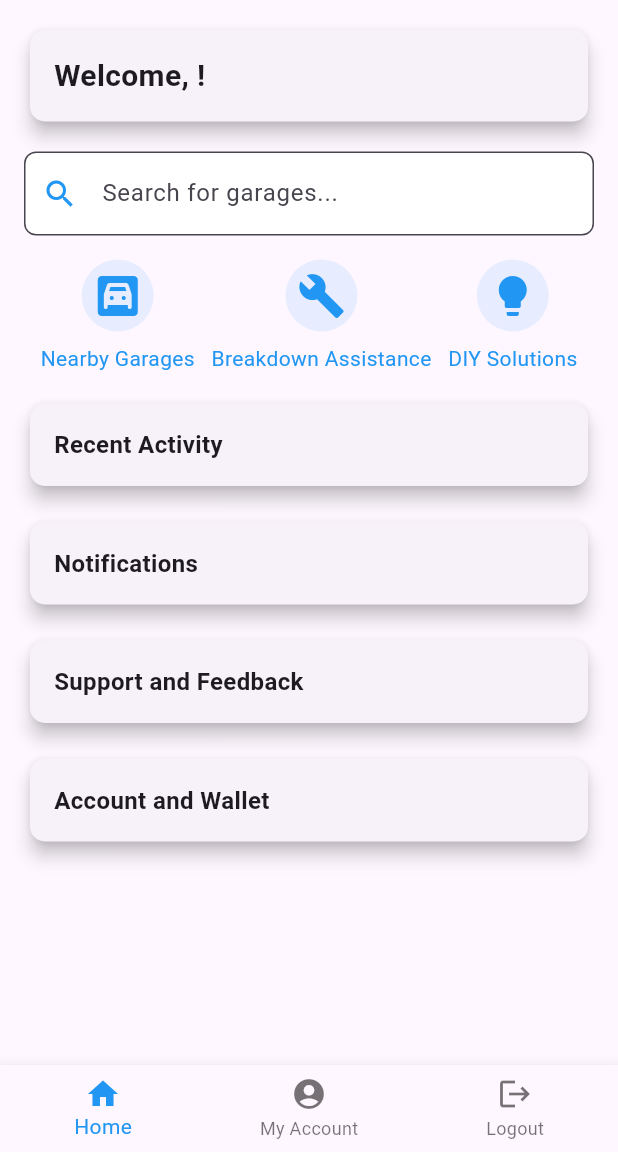
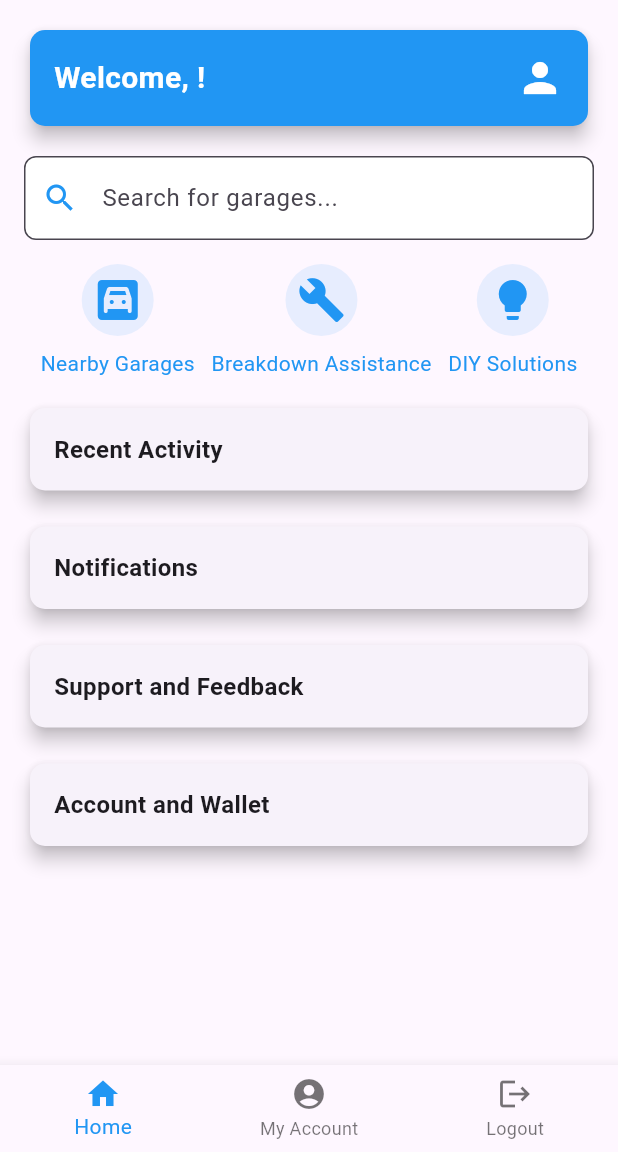
Before and after one commit to MarkhBalam/Garage_Finder, a Flutter app: the screen it shows once a user with an empty profile is signed in, on a phone screen of 412 x 824 dp, the part 84-1236 px from its top. Run offline on Flutter 3.47's test engine with Material 3 defaults, Android fonts, the phone set to English and light mode, and no system bars; our stand-ins replace animated_splash_screen, cloud_firestore, firebase_auth, firebase_core, google_sign_in; accounts and stored records are empty; statements that could not run were skipped.

Commit message:
modified homepage

```diff
--- a/lib/pages/home_page.dart
+++ b/lib/pages/home_page.dart
@@ -1,5 +1,6 @@
+import 'package:flutter/material.dart';
 import 'package:firebase_auth/firebase_auth.dart';
-import 'package:flutter/material.dart';
+import 'package:cloud_firestore/cloud_firestore.dart';
 
 // Define a color palette
 const Color primaryColor = Colors.blue;
@@ -13,6 +14,28 @@ class HomePage extends StatefulWidget {
 }
 
 class _HomePageState extends State<HomePage> {
+  String? userName;
+
+  @override
+  void initState() {
+    super.initState();
+    _fetchUserName();
+  }
+
+  // Fetch user name from Firestore
+  Future<void> _fetchUserName() async {
+    final user = FirebaseAuth.instance.currentUser;
+    if (user != null) {
+      final userDoc = await FirebaseFirestore.instance
+          .collection('users')
+          .doc(user.uid)
+          .get();
+      setState(() {
+        userName = userDoc.data()?['username'] ?? 'User';
+      });
+    }
+  }
+
   // Sign out user method
   void signUserOut() async {
     try {
@@ -26,9 +49,6 @@ class _HomePageState extends State<HomePage> {
 
   @override
   Widget build(BuildContext context) {
-    // Fetch the current user
-    final user = FirebaseAuth.instance.currentUser;
-
     return Scaffold(
       appBar: AppBar(
         backgroundColor: primaryColor,
@@ -39,20 +59,20 @@ class _HomePageState extends State<HomePage> {
       ),
       body: ListView(
         padding: const EdgeInsets.all(16),
-        children: const [
-          WelcomeBanner(),
-          SizedBox(height: 16),
-          SearchBar(),
-          SizedBox(height: 16),
-          QuickAccessButtons(),
-          SizedBox(height: 16),
-          RecentActivity(),
-          SizedBox(height: 16),
-          Notifications(),
-          SizedBox(height: 16),
-          SupportAndFeedback(),
-          SizedBox(height: 16),
-          UserAccountAndWallet(),
+        children: [
+          WelcomeBanner(userName: userName),
+          const SizedBox(height: 16),
+          const SearchBar(),
+          const SizedBox(height: 16),
+          const QuickAccessButtons(),
+          const SizedBox(height: 16),
+          const RecentActivity(),
+          const SizedBox(height: 16),
+          const Notifications(),
+          const SizedBox(height: 16),
+          const SupportAndFeedback(),
+          const SizedBox(height: 16),
+          const UserAccountAndWallet(),
         ],
       ),
       bottomNavigationBar: BottomNavigationBar(
@@ -88,22 +108,34 @@ class _HomePageState extends State<HomePage> {
 }
 
 class WelcomeBanner extends StatelessWidget {
-  const WelcomeBanner({Key? key}) : super(key: key);
+  final String? userName;
+
+  const WelcomeBanner({Key? key, required this.userName}) : super(key: key);
 
   @override
   Widget build(BuildContext context) {
-    final user = FirebaseAuth.instance.currentUser;
     return Card(
       shape: RoundedRectangleBorder(borderRadius: BorderRadius.circular(10)),
       elevation: 5,
+      color: primaryColor,
       child: Padding(
         padding: const EdgeInsets.all(16),
         child: Row(
           mainAxisAlignment: MainAxisAlignment.spaceBetween,
           children: [
             Text(
-              user != null ? 'Welcome, ${user.email}!' : 'Welcome, User!',
-              style: const TextStyle(fontSize: 20, fontWeight: FontWeight.bold),
+              userName != null ? 'Welcome, $userName!' : 'Welcome!',
+              style: const TextStyle(
+                fontSize: 20,
+                fontWeight: FontWeight.bold,
+                color: secondaryColor,
+              ),
+            ),
+            // Optional: Add a profile icon
+            Icon(
+              Icons.person,
+              size: 32,
+              color: secondaryColor,
             ),
           ],
         ),
```
